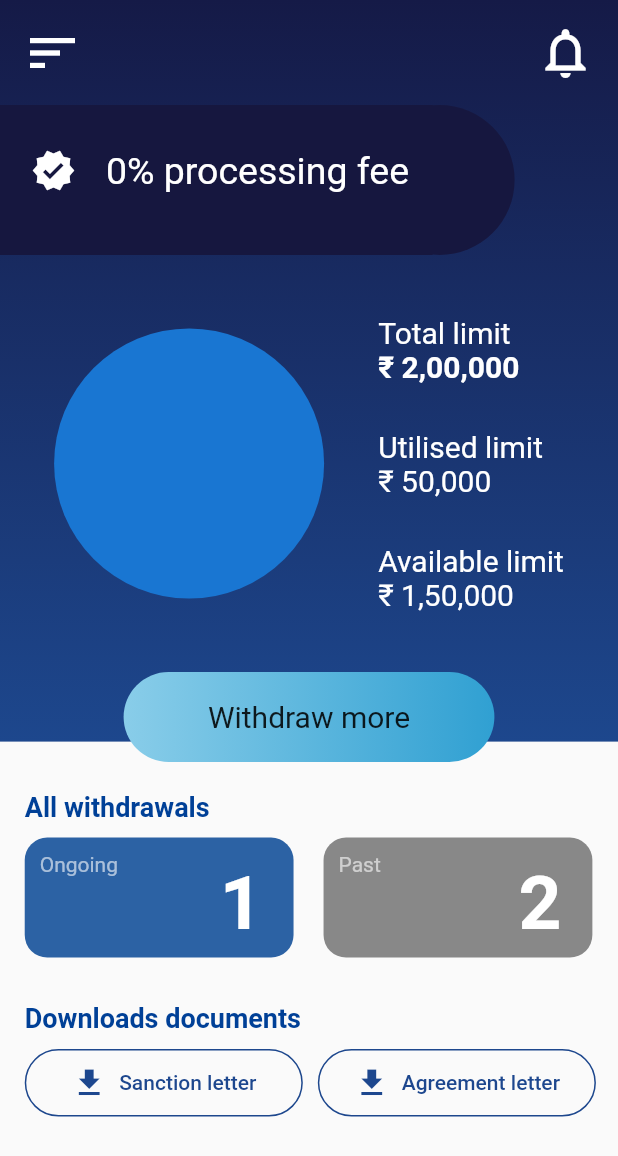
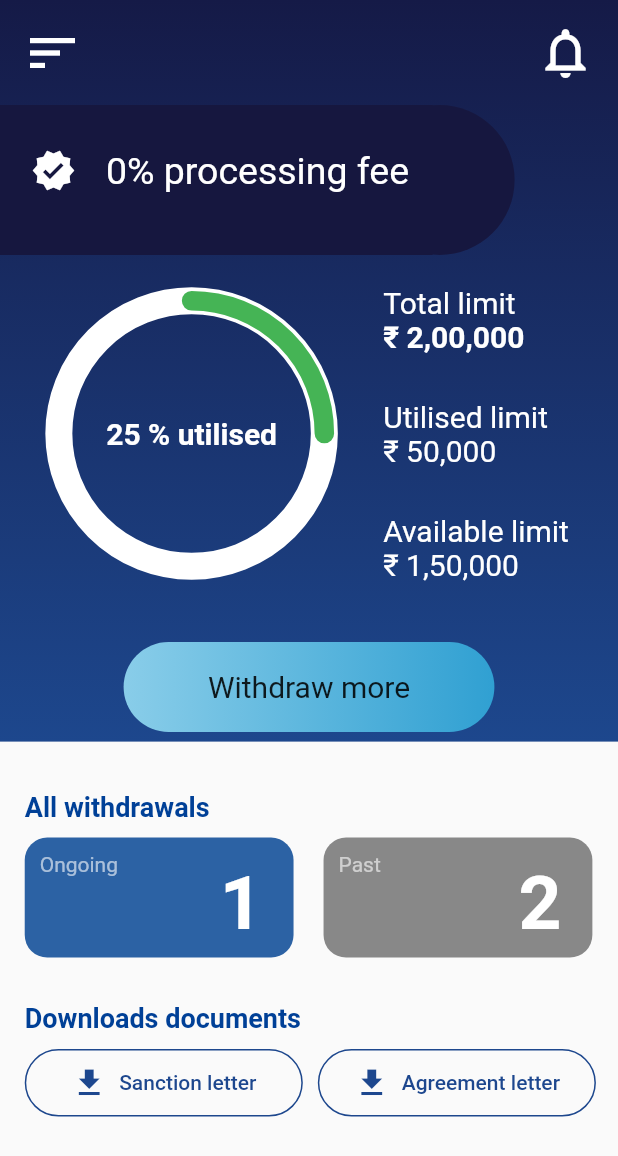
Before and after one commit to habeeb321/CirculaPercentIndicator-UI, a Flutter app: the screen it shows after launch, on a phone screen of 412 x 824 dp. Shown: the top 1156 px of the screen. Run offline on Flutter 3.47's test engine with Material 2 defaults, Android fonts, the phone set to English and light mode, and no system bars; drawn by our look-alikes of percent_indicator.

Commit message:
ui completed

```diff
--- a/lib/view/widgets/bottom_widget.dart
+++ b/lib/view/widgets/bottom_widget.dart
@@ -1,5 +1,6 @@
 import 'package:flutter/material.dart';
 import 'package:privo_assignment/core/constants.dart';
+import 'package:percent_indicator/percent_indicator.dart';
 
 class TopWidget extends StatelessWidget {
   const TopWidget({
@@ -85,12 +86,26 @@ class TopWidget extends StatelessWidget {
               ],
             ),
           ),
-          kHeight40,
+          kHeight20,
           Row(
             mainAxisAlignment: MainAxisAlignment.spaceEvenly,
             children: [
-              const CircleAvatar(
-                radius: 90,
+              CircularPercentIndicator(
+                backgroundColor: kWhiteColor,
+                radius: 95,
+                backgroundWidth: 18,
+                lineWidth: 13.0,
+                animation: true,
+                percent: 0.25,
+                center: const Text(
+                  "25 % utilised",
+                  style: TextStyle(
+                      fontWeight: FontWeight.bold,
+                      fontSize: 20.0,
+                      color: kWhiteColor),
+                ),
+                circularStrokeCap: CircularStrokeCap.round,
+                progressColor: const Color(0xff45B455),
               ),
               Column(
                 crossAxisAlignment: CrossAxisAlignment.start,
--- a/pubspec.yaml
+++ b/pubspec.yaml
@@ -35,6 +35,7 @@ dependencies:
   # The following adds the Cupertino Icons font to your application.
   # Use with the CupertinoIcons class for iOS style icons.
   cupertino_icons: ^1.0.2
+  percent_indicator: ^4.2.3
 
 dev_dependencies:
   flutter_test:
```
Also changed, not shown: pubspec.lock.
